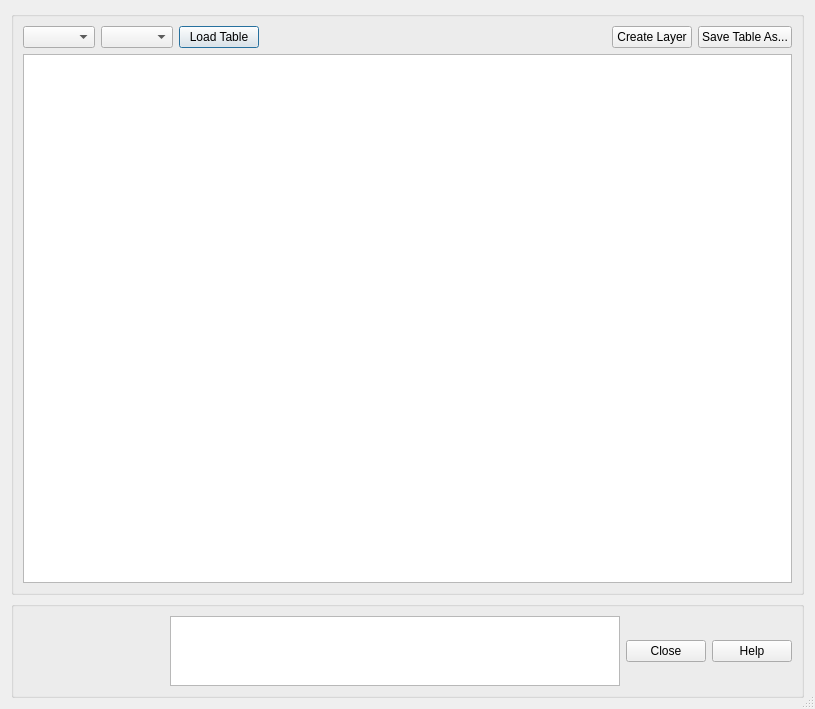
Qt form swedigarch_plugin/intrasis_analysis_browse_class_subclass.ui (swedigarch/QGIS-plugin) before a commit.
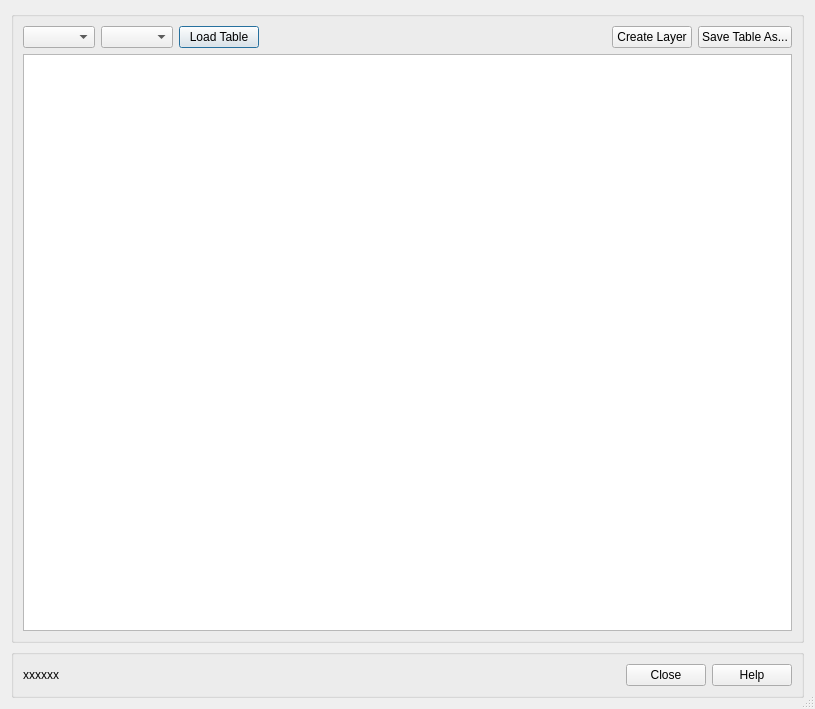
The same form after that commit.

Commit message: Show info in label instead of table widget

What changed in the file:
```diff
--- a/swedigarch_plugin/intrasis_analysis_browse_class_subclass.ui
+++ b/swedigarch_plugin/intrasis_analysis_browse_class_subclass.ui
@@ -93,6 +93,13 @@
      <layout class="QGridLayout" name="gridLayout_3">
       <item row="0" column="0">
        <layout class="QHBoxLayout" name="horizontalLayout_2">
+        <item>
+         <widget class="QLabel" name="label_num_loaded_objects_info">
+          <property name="text">
+           <string>xxxxxx</string>
+          </property>
+         </widget>
+        </item>
         <item>
          <spacer name="horizontalSpacer_2">
           <property name="orientation">
@@ -103,28 +110,12 @@
           </property>
           <property name="sizeHint" stdset="0">
            <size>
-            <width>40</width>
+            <width>20</width>
             <height>20</height>
            </size>
           </property>
          </spacer>
         </item>
-        <item>
-         <widget class="QTableView" name="tableView_class_browser_load_stats">
-          <property name="sizePolicy">
-           <sizepolicy hsizetype="MinimumExpanding" vsizetype="Preferred">
-            <horstretch>0</horstretch>
-            <verstretch>0</verstretch>
-           </sizepolicy>
-          </property>
-          <property name="minimumSize">
-           <size>
-            <width>450</width>
-            <height>0</height>
-           </size>
-          </property>
-         </widget>
-        </item>
         <item>
          <widget class="QDialogButtonBox" name="buttonBox_close_help">
           <property name="sizePolicy">
```
The commit also changes 1 other file.
